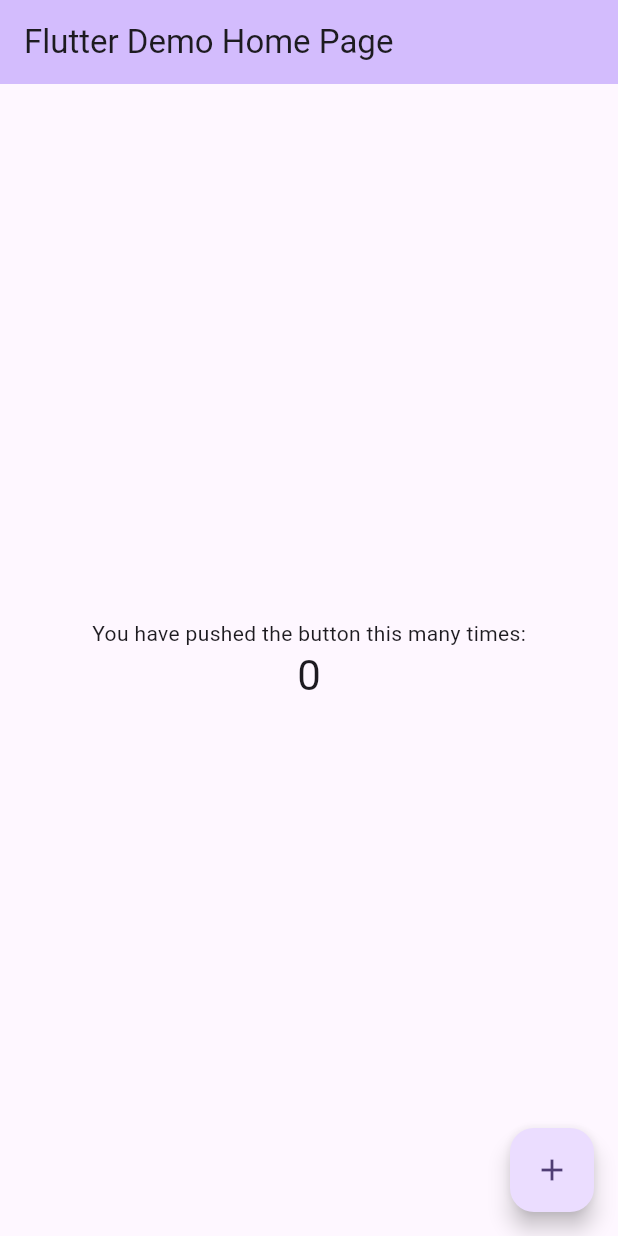
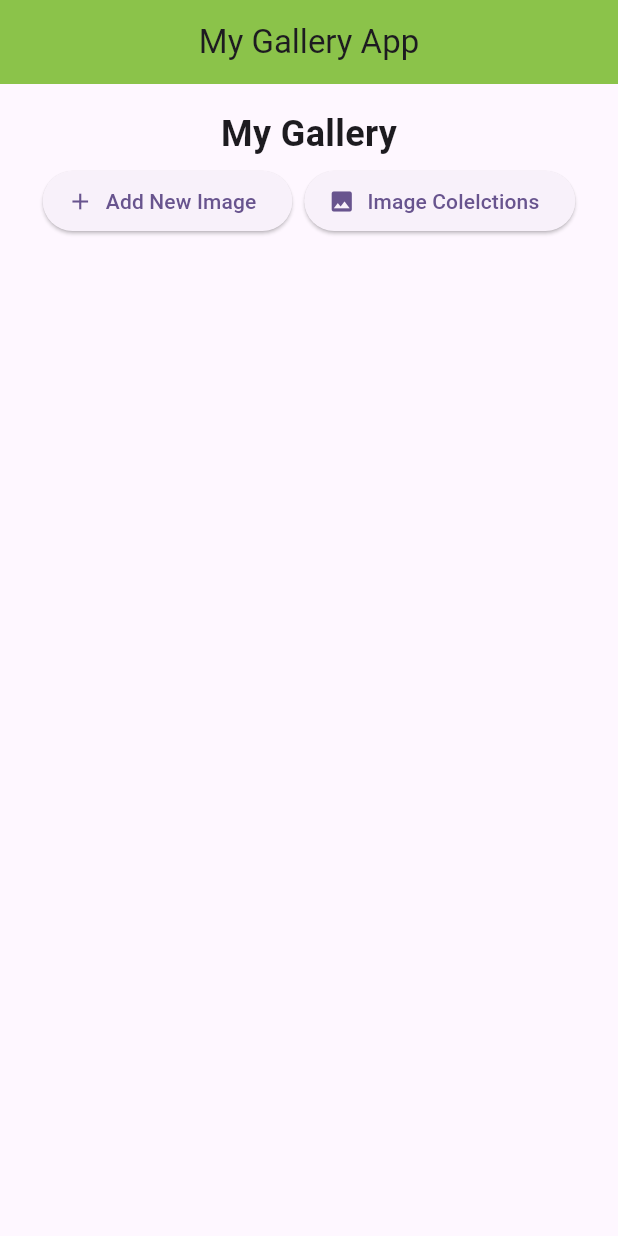
Before and after one commit to yafizh/my_gallery, a Flutter app: the screen it shows after launch, on a phone screen of 412 x 824 dp. Run offline on Flutter 3.47's test engine with Material 3 defaults, Android fonts, the phone set to English and light mode, and no system bars.

Commit message:
home screen

```diff
--- a/lib/main.dart
+++ b/lib/main.dart
@@ -1,4 +1,5 @@
 import 'package:flutter/material.dart';
+import 'package:my_gallery/screens/home.dart';
 
 void main() {
   runApp(const MyApp());
@@ -7,119 +8,15 @@
 class MyApp extends StatelessWidget {
   const MyApp({super.key});
 
-  // This widget is the root of your application.
   @override
   Widget build(BuildContext context) {
     return MaterialApp(
       title: 'Flutter Demo',
       theme: ThemeData(
-        // This is the theme of your application.
-        //
-        // TRY THIS: Try running your application with "flutter run". You'll see
-        // the application has a purple toolbar. Then, without quitting the app,
-        // try changing the seedColor in the colorScheme below to Colors.green
-        // and then invoke "hot reload" (save your changes or press the "hot
-        // reload" button in a Flutter-supported IDE, or press "r" if you used
-        // the command line to start the app).
-        //
-        // Notice that the counter didn't reset back to zero; the application
-        // state is not lost during the reload. To reset the state, use hot
-        // restart instead.
-        //
-        // This works for code too, not just values: Most code changes can be
-        // tested with just a hot reload.
         colorScheme: ColorScheme.fromSeed(seedColor: Colors.deepPurple),
         useMaterial3: true,
       ),
-      home: const MyHomePage(title: 'Flutter Demo Home Page'),
+      home: const Home(),
     );
   }
 }
-
-class MyHomePage extends StatefulWidget {
-  const MyHomePage({super.key, required this.title});
-
-  // This widget is the home page of your application. It is stateful, meaning
-  // that it has a State object (defined below) that contains fields that affect
-  // how it looks.
-
-  // This class is the configuration for the state. It holds the values (in this
-  // case the title) provided by the parent (in this case the App widget) and
-  // used by the build method of the State. Fields in a Widget subclass are
-  // always marked "final".
-
-  final String title;
-
-  @override
-  State<MyHomePage> createState() => _MyHomePageState();
-}
-
-class _MyHomePageState extends State<MyHomePage> {
-  int _counter = 0;
-
-  void _incrementCounter() {
-    setState(() {
-      // This call to setState tells the Flutter framework that something has
-      // changed in this State, which causes it to rerun the build method below
-      // so that the display can reflect the updated values. If we changed
-      // _counter without calling setState(), then the build method would not be
-      // called again, and so nothing would appear to happen.
-      _counter++;
-    });
-  }
-
-  @override
-  Widget build(BuildContext context) {
-    // This method is rerun every time setState is called, for instance as done
-    // by the _incrementCounter method above.
-    //
-    // The Flutter framework has been optimized to make rerunning build methods
-    // fast, so that you can just rebuild anything that needs updating rather
-    // than having to individually change instances of widgets.
-    return Scaffold(
-      appBar: AppBar(
-        // TRY THIS: Try changing the color here to a specific color (to
-        // Colors.amber, perhaps?) and trigger a hot reload to see the AppBar
-        // change color while the other colors stay the same.
-        backgroundColor: Theme.of(context).colorScheme.inversePrimary,
-        // Here we take the value from the MyHomePage object that was created by
-        // the App.build method, and use it to set our appbar title.
-        title: Text(widget.title),
-      ),
-      body: Center(
-        // Center is a layout widget. It takes a single child and positions it
-        // in the middle of the parent.
-        child: Column(
-          // Column is also a layout widget. It takes a list of children and
-          // arranges them vertically. By default, it sizes itself to fit its
-          // children horizontally, and tries to be as tall as its parent.
-          //
-          // Column has various properties to control how it sizes itself and
-          // how it positions its children. Here we use mainAxisAlignment to
-          // center the children vertically; the main axis here is the vertical
-          // axis because Columns are vertical (the cross axis would be
-          // horizontal).
-          //
-          // TRY THIS: Invoke "debug painting" (choose the "Toggle Debug Paint"
-          // action in the IDE, or press "p" in the console), to see the
-          // wireframe for each widget.
-          mainAxisAlignment: MainAxisAlignment.center,
-          children: <Widget>[
-            const Text(
-              'You have pushed the button this many times:',
-            ),
-            Text(
-              '$_counter',
-              style: Theme.of(context).textTheme.headlineMedium,
-            ),
-          ],
-        ),
-      ),
-      floatingActionButton: FloatingActionButton(
-        onPressed: _incrementCounter,
-        tooltip: 'Increment',
-        child: const Icon(Icons.add),
-      ), // This trailing comma makes auto-formatting nicer for build methods.
-    );
-  }
-}
--- /dev/null
+++ b/lib/screens/home.dart
@@ -0,0 +1,49 @@
+import 'package:flutter/material.dart';
+
+class Home extends StatelessWidget {
+  const Home({super.key});
+
+  @override
+  Widget build(BuildContext context) {
+    return SafeArea(
+        child: Scaffold(
+            appBar: AppBar(
+              title: Text('My Gallery App'),
+              centerTitle: true,
+              backgroundColor: Colors.lightGreen,
+            ),
+            body: Padding(
+              padding: const EdgeInsets.symmetric(vertical: 16),
+              child: Row(
+                mainAxisAlignment: MainAxisAlignment.center,
+                children: [
+                  Column(
+                    children: [
+                      const Text(
+                        'My Gallery',
+                        style: TextStyle(
+                            fontSize: 24, fontWeight: FontWeight.bold),
+                      ),
+                      const SizedBox(height: 4),
+                      Row(
+                        children: [
+                          ElevatedButton.icon(
+                            onPressed: () {},
+                            label: const Text('Add New Image'),
+                            icon: const Icon(Icons.add),
+                          ),
+                          const SizedBox(width: 8),
+                          ElevatedButton.icon(
+                            onPressed: () {},
+                            label: const Text('Image Colelctions'),
+                            icon: const Icon(Icons.image),
+                          ),
+                        ],
+                      )
+                    ],
+                  ),
+                ],
+              ),
+            )));
+  }
+}
```
